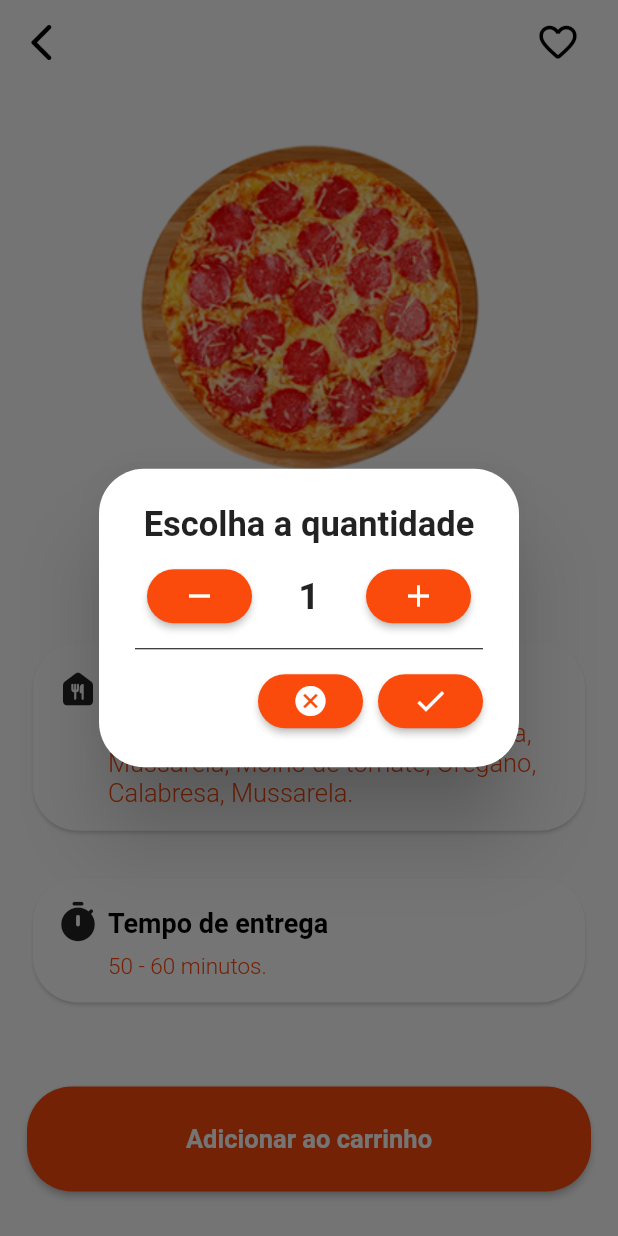
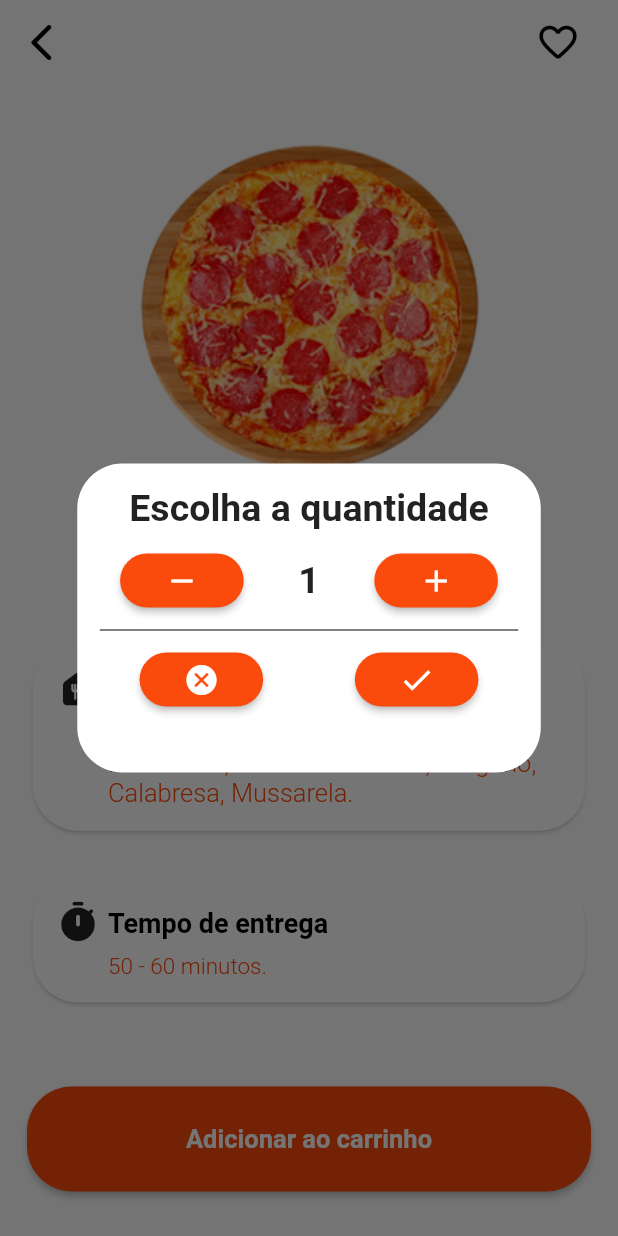
Before and after one commit to tgdssm/Delivery-App, a Flutter app: the ProductInfoScreen screen opened directly with sample values from the repository, after a tap on "Adicionar ao carrinho", on a phone screen of 412 x 824 dp. Run offline on Flutter 3.47's test engine with Material 2 defaults, Android fonts, the phone set to English and light mode, and no system bars; drawn by our look-alikes of auto_size_text; our stand-ins replace device_preview, flutter_masked_text, get; Roboto replaces fonts that are missing (SF Pro Rounded).

Commit message:
Adicionando animação no widget QuantityAlert

```diff
--- a/lib/main.dart
+++ b/lib/main.dart
@@ -4,8 +4,8 @@ import 'package:flutter/material.dart';
 import 'package:get/get.dart';
 
 void main() {
-  // runApp(DevicePreview(builder: (_) => MyApp()));
-  runApp(MyApp());
+  runApp(DevicePreview(builder: (_) => MyApp()));
+  // runApp(MyApp());
 }
 
 class MyApp extends StatefulWidget {
@@ -23,8 +23,8 @@ class _MyAppState extends State<MyApp> {
       ),
       title: 'Food Delivery',
       home: HomeScreen(),
-      // builder: DevicePreview.appBuilder,
-      // locale: DevicePreview.locale(context),
+      builder: DevicePreview.appBuilder,
+      locale: DevicePreview.locale(context),
     );
   }
 }
--- a/lib/ui/layouts/product_info_screen/product_info_screen_content.dart
+++ b/lib/ui/layouts/product_info_screen/product_info_screen_content.dart
@@ -228,9 +228,12 @@ class ProductInfoScreenContent extends StatelessWidget {
                           widthFactor: .85,
                           child: MaterialButton(
                             onPressed: () {
-                              showDialog(context: context, builder: (context){
-                                return QuantityAlert(productInfoScreenController: productInfoScreenController, food: food);
-                              });
+                              showDialog(context: context, builder: (context) {
+                                return QuantityAlert(
+                                    productInfoScreenController:
+                                    productInfoScreenController,
+                                    food: food);
+                              },);
                             },
                             child: Text(
                               'Adicionar ao carrinho',
@@ -415,10 +418,12 @@ class ProductInfoScreenContent extends StatelessWidget {
                   height: mainButtonHeight,
                   child: MaterialButton(
                     onPressed: () {
-                      // productInfoScreenController.addProductToCart(food: food);
-                      showDialog(context: context, builder: (context){
-                        return QuantityAlert(productInfoScreenController: productInfoScreenController, food: food);
-                      });
+                      showDialog(context: context, builder: (context) {
+                        return QuantityAlert(
+                            productInfoScreenController:
+                            productInfoScreenController,
+                            food: food);
+                      },);
                     },
                     child: Text(
                       'Adicionar ao carrinho',
@@ -596,7 +601,8 @@ class ProductInfoScreenContent extends StatelessWidget {
                     height: 70.0,
                     child: MaterialButton(
                       onPressed: () {
-                        productInfoScreenController.addProductToCart(food: food);
+                        productInfoScreenController.addProductToCart(
+                            food: food);
                       },
                       child: Text(
                         'Adicionar ao carrinho',
--- a/lib/ui/layouts/product_info_screen/widgets/quantity_alert.dart
+++ b/lib/ui/layouts/product_info_screen/widgets/quantity_alert.dart
@@ -1,28 +1,59 @@
+import 'package:auto_size_text/auto_size_text.dart';
 import 'package:delivery_app/data/models/drink.dart';
 import 'package:delivery_app/data/models/food.dart';
 import 'package:delivery_app/ui/screens/product_info_screen/product_info_screen_controller.dart';
+import 'package:delivery_app/utils/globals.dart';
 import 'package:flutter/material.dart';
 import 'package:get/get.dart';
 
-class QuantityAlert extends StatelessWidget {
+class QuantityAlert extends StatefulWidget {
   final ProductInfoScreenController productInfoScreenController;
   final Food food;
   final Drink drink;
   QuantityAlert({this.productInfoScreenController, this.food, this.drink});
 
   @override
+  _QuantityAlertState createState() => _QuantityAlertState();
+}
+
+class _QuantityAlertState extends State<QuantityAlert>
+    with TickerProviderStateMixin {
+  @override
+  void initState() {
+    // TODO: implement initState
+    super.initState();
+    widget.productInfoScreenController.animationController =
+        AnimationController(vsync: this, duration: Duration(milliseconds: 400));
+    widget.productInfoScreenController.scaleAnimation = CurvedAnimation(
+        parent: widget.productInfoScreenController.animationController,
+        curve: Curves.easeInOutSine);
+
+    // Executa a animação do início
+    widget.productInfoScreenController.animationController.forward();
+  }
+
+  @override
   Widget build(BuildContext context) {
-    return Container(
+    return LayoutBuilder(
+      builder: (context, constraints) {
+        return  ScaleTransition(
+          scale: widget.productInfoScreenController.scaleAnimation,
+          child: FractionallySizedBox(
+            widthFactor: .75,
+            heightFactor: constraints.maxHeight <= mobileBreakPointSmallHeight ? .35 : .25,
+            child: Container(
+              decoration: BoxDecoration(
+                  color: Colors.white, borderRadius: BorderRadius.circular(30.0)),
+              padding: EdgeInsets.all(15.0),
               alignment: Alignment.center,
-      child: AlertDialog(
-        shape:
-            RoundedRectangleBorder(borderRadius: BorderRadius.circular(30.0)),
-        title: Column(
+              child: Column(
                 children: [
                   Container(
-              child: Text(
+                    child: AutoSizeText(
                       'Escolha a quantidade',
-                style: TextStyle(fontWeight: FontWeight.bold, fontSize: 23),
+                      style: TextStyle(fontWeight: FontWeight.bold, fontSize: 25),
+                      maxLines: 1,
+                      minFontSize: 18,
                     ),
                   ),
                   SizedBox(
@@ -32,8 +63,13 @@ class QuantityAlert extends StatelessWidget {
                     child: Row(
                       mainAxisAlignment: MainAxisAlignment.spaceEvenly,
                       children: [
-                  Container(
-                      width: 70.0,
+                        ConstrainedBox(
+                          constraints: BoxConstraints(
+                            maxWidth: constraints.maxWidth
+                          ),
+                          child: FractionallySizedBox(
+                            widthFactor: .2,
+                            child: Container(
                                 child: MaterialButton(
                                   child: Icon(
                                     Icons.remove,
@@ -42,19 +78,27 @@ class QuantityAlert extends StatelessWidget {
                                   color: Theme.of(context).primaryColor,
                                   shape: RoundedRectangleBorder(
                                       borderRadius: BorderRadius.circular(30.0)),
-                        onPressed: productInfoScreenController.subtractQuantity,
+                                  onPressed: widget
+                                      .productInfoScreenController.subtractQuantity,
                                 )),
+                          ),
+                        ),
                         Obx(() => Container(
                           alignment: Alignment.center,
                           width: 60,
                           child: Text(
-                          '${productInfoScreenController.quantity.value}',
+                            '${widget.productInfoScreenController.quantity.value}',
                             style: TextStyle(
                                 fontWeight: FontWeight.bold, fontSize: 25),
                           ),
                         )),
-                  Container(
-                      width: 70.0,
+                        ConstrainedBox(
+                          constraints: BoxConstraints(
+                            maxWidth: constraints.maxWidth
+                          ),
+                          child: FractionallySizedBox(
+                            widthFactor: .2,
+                            child: Container(
                                 child: MaterialButton(
                                   child: Icon(
                                     Icons.add,
@@ -63,24 +107,38 @@ class QuantityAlert extends StatelessWidget {
                                   color: Theme.of(context).primaryColor,
                                   shape: RoundedRectangleBorder(
                                       borderRadius: BorderRadius.circular(30.0)),
-                        onPressed: productInfoScreenController.addQuantity,
+                                  onPressed:
+                                  widget.productInfoScreenController.addQuantity,
                                 )),
+                          ),
+                        ),
                       ],
                     ),
                   ),
                   SizedBox(
-              height: 10.0,
+                    height: 8.0,
                   ),
-            Container(child: Divider( color: Colors.black, height: 2.0,),),
+                  Container(
+                    child: Divider(
+                      color: Colors.black,
+                      height: 2.0,
+                    ),
+                  ),
                   SizedBox(
-              height: 10.0,
+                    height: 8.0,
                   ),
                   Container(
                     child: Row(
-                mainAxisAlignment: MainAxisAlignment.end,
+                      mainAxisAlignment: MainAxisAlignment.spaceEvenly,
+                      crossAxisAlignment: CrossAxisAlignment.end,
                       children: [
-                  Container(
-                      width: 70.0,
+                        ConstrainedBox(
+                          constraints: BoxConstraints(
+                            maxWidth: constraints.maxWidth
+                          ),
+                          child: FractionallySizedBox(
+                            widthFactor: .2,
+                            child: Container(
                                 child: MaterialButton(
                                   child: Icon(
                                     Icons.cancel,
@@ -89,13 +147,25 @@ class QuantityAlert extends StatelessWidget {
                                   color: Theme.of(context).primaryColor,
                                   shape: RoundedRectangleBorder(
                                       borderRadius: BorderRadius.circular(30.0)),
-                        onPressed: () => Get.back(result: true),
+                                  onPressed: () {
+                                    // Executa a animação de modo reverso(do final para o início)
+                                    widget.productInfoScreenController.animationController.reverse();
+                                    widget.productInfoScreenController.animationController.dispose();
+                                    Get.back(result: true);
+                                  },
                                 )),
+                          ),
+                        ),
                         SizedBox(
-                    width: 10.0,
+                          width: 8.0,
                         ),
-                  Container(
-                      width: 70.0,
+                        ConstrainedBox(
+                          constraints: BoxConstraints(
+                            maxWidth: constraints.maxWidth
+                          ),
+                          child: FractionallySizedBox(
+                            widthFactor: .2,
+                            child: Container(
                                 child: MaterialButton(
                                   child: Icon(
                                     Icons.done,
@@ -105,19 +175,26 @@ class QuantityAlert extends StatelessWidget {
                                   shape: RoundedRectangleBorder(
                                       borderRadius: BorderRadius.circular(30.0)),
                                   onPressed: () {
-                          if (food != null) {
-                            productInfoScreenController.addProductToCart(food: food);
-                          }else{
-                            productInfoScreenController.addProductToCart(drink: drink);
+                                    if (widget.food != null) {
+                                      widget.productInfoScreenController
+                                          .addProductToCart(food: widget.food);
+                                    } else {
+                                      widget.productInfoScreenController
+                                          .addProductToCart(drink: widget.drink);
                                     }
                                   },
-                      ))
+                                )),
+                          ),
+                        )
                       ],
                     ),
                   )
                 ],
               ),
             ),
+          ),
+        );
+      },
     );
   }
 }
--- a/lib/ui/screens/product_info_screen/product_info_screen_controller.dart
+++ b/lib/ui/screens/product_info_screen/product_info_screen_controller.dart
@@ -4,10 +4,13 @@ import 'package:delivery_app/data/models/product.dart';
 import 'package:delivery_app/ui/screens/cart_screen/cart_screen.dart';
 import 'package:delivery_app/ui/screens/cart_screen/cart_screen_controller.dart';
 import 'package:delivery_app/ui/screens/home_screen/home_screen.dart';
+import 'package:flutter/animation.dart';
 import 'package:get/get.dart';
 
 class ProductInfoScreenController extends GetxController {
   RxInt quantity = 1.obs;
+  AnimationController animationController;
+  Animation<double> scaleAnimation;
 
   String ingredients(List<String> ingredients) {
     return ingredients.reduce((value, element) => value + ', ' + element);
@@ -29,7 +32,7 @@ class ProductInfoScreenController extends GetxController {
     productItem['product'] = food ?? drink;
     productItem['quantity'] = quantity.value;
     _cartScreenController.products.add(productItem);
+    Get.offAll(HomeScreen());
     quantity.value = 1;
-    Get.offAll(HomeScreen());
   }
 }
```
Lines whose indentation alone changed are shown as unchanged.
